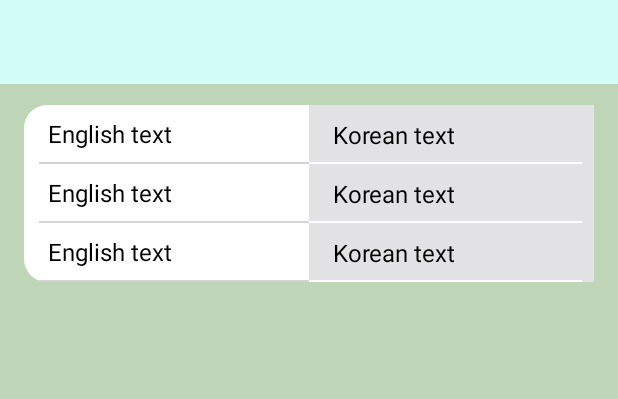
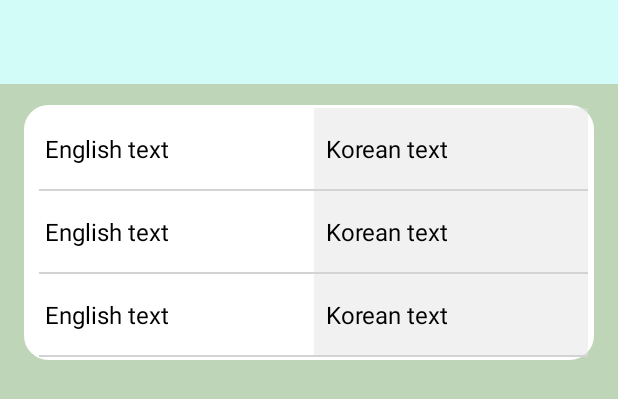
Before and after one commit to yanna-stepanova/TaekwBelt, an Android app: the layout fragment_terminologies.xml on its own in the app's theme, with its tools: preview values and no code run, on a phone screen of 412 x 824 dp. Shown: the top 399 px of the screen. Run offline under Robolectric (Android 15) with nearby library versions, the light colour scheme and no system bars.

Commit message:
Fixed synchronization of height between both columns of text.

```diff
--- /dev/null
+++ b/app/src/main/res/drawable/style_for_terminology.xml
@@ -0,0 +1,8 @@
+<?xml version="1.0" encoding="utf-8"?>
+<shape xmlns:android="http://schemas.android.com/apk/res/android">
+    <stroke android:width="2dp" android:color="@color/white" />
+    <padding android:left="4dp" android:top="2dp"
+        android:right="4dp" android:bottom="2dp" />
+    <corners android:radius="15dp" />
+    <solid android:color="@color/white"/>
+</shape>
--- a/app/src/main/res/layout/fragment_terminologies.xml
+++ b/app/src/main/res/layout/fragment_terminologies.xml
@@ -62,7 +62,8 @@
             android:layout_width="match_parent"
             android:layout_height="wrap_content"
             android:divider="@null"
-            android:background="@drawable/style_list_view"
+            android:paddingStart="10dp"
+            android:background="@drawable/style_for_terminology"
             tools:listitem="@layout/item_terminology"/>
     </RelativeLayout>
 
--- a/app/src/main/res/layout/item_terminology.xml
+++ b/app/src/main/res/layout/item_terminology.xml
@@ -5,48 +5,62 @@
     android:layout_width="match_parent"
     android:layout_height="wrap_content">
 
-    <TextView
-        android:id="@+id/textEnglish"
+    <LinearLayout
+        android:id="@+id/first_column"
         android:layout_width="0dp"
-        android:layout_height="wrap_content"
-        android:paddingHorizontal="16dp"
-        android:paddingVertical="8dp"
-        android:text="@string/english_text"
-        android:textColor="@color/black"
-        android:textSize="16sp"
-        android:gravity="center_vertical"
+        android:layout_height="match_parent"
+        android:orientation="horizontal"
+        android:background="@color/white"
+        app:layout_constraintTop_toTopOf="parent"
         app:layout_constraintStart_toStartOf="parent"
-        app:layout_constraintTop_toTopOf="parent"
-        app:layout_constraintEnd_toStartOf="@id/textKorean"
-        app:layout_constraintBottom_toTopOf="@id/barrier_item"/>
+        app:layout_constraintEnd_toStartOf="@id/second_column"
+        app:layout_constraintBottom_toTopOf="@id/barrier_item">
 
+        <TextView
+            android:id="@+id/textEnglish"
+            android:layout_width="match_parent"
+            android:layout_height="wrap_content"
+            android:gravity="center_vertical"
+            android:paddingVertical="@dimen/terminology_vertical_padding"
+            android:paddingStart="4dp"
+            android:paddingEnd="4dp"
+            android:text="@string/english_text"
+            android:textColor="@color/black"
+            android:textSize="16sp" />
+    </LinearLayout>
 
-
-
-    <TextView
-        android:id="@+id/textKorean"
+    <LinearLayout
+        android:id="@+id/second_column"
         android:layout_width="0dp"
         android:layout_height="0dp"
-        android:paddingHorizontal="16dp"
-        android:paddingVertical="8dp"
-        android:text="@string/korean_text"
-        android:textColor="@color/black"
-        android:textSize="16sp"
-        android:background="@color/light_grey"
-        android:gravity="center_vertical"
-        app:layout_constraintStart_toEndOf="@id/textEnglish"
+        android:orientation="horizontal"
+        android:background="@color/clear_light_grey"
         app:layout_constraintTop_toTopOf="parent"
+        app:layout_constraintStart_toEndOf="@id/first_column"
         app:layout_constraintEnd_toEndOf="parent"
-        app:layout_constraintBottom_toBottomOf="parent"/>
+        app:layout_constraintBottom_toTopOf="@id/barrier_item">
+
+        <TextView
+            android:id="@+id/textKorean"
+            android:layout_width="match_parent"
+            android:layout_height="wrap_content"
+            android:gravity="center_vertical"
+            android:paddingVertical="@dimen/terminology_vertical_padding"
+            android:paddingStart="8dp"
+            android:paddingEnd="4dp"
+            android:text="@string/korean_text"
+            android:textColor="@color/black"
+            android:textSize="16sp" />
+    </LinearLayout>
 
     <View
         android:id="@+id/dividerHoriz_white"
         android:layout_width="0dp"
         android:layout_height="1dp"
         android:background="@color/white"
-        app:layout_constraintStart_toStartOf="@id/textKorean"
+        android:layout_marginEnd="10dp"
+        app:layout_constraintStart_toStartOf="@id/second_column"
         app:layout_constraintEnd_toEndOf="parent"
-        android:layout_marginEnd="8dp"
         app:layout_constraintTop_toTopOf="@id/barrier_item" />
 
     <View
@@ -54,9 +68,8 @@
         android:layout_width="0dp"
         android:layout_height="1dp"
         android:background="@color/grey"
-        app:layout_constraintStart_toStartOf="@id/textEnglish"
-        app:layout_constraintEnd_toEndOf="@id/textEnglish"
-        android:layout_marginStart="10dp"
+        app:layout_constraintStart_toStartOf="@id/first_column"
+        app:layout_constraintEnd_toEndOf="@id/second_column"
         app:layout_constraintTop_toTopOf="@id/barrier_item" />
 
     <androidx.constraintlayout.widget.Barrier
@@ -64,7 +77,7 @@
         android:layout_width="0dp"
         android:layout_height="0dp"
         app:barrierDirection="bottom"
-        app:constraint_referenced_ids="textEnglish,textKorean"/>
+        app:constraint_referenced_ids="first_column,second_column"/>
 
 
 
--- a/app/src/main/res/values/colors.xml
+++ b/app/src/main/res/values/colors.xml
@@ -8,4 +8,5 @@
     <color name="black">#FF000000</color>
     <color name="white">#FFFFFFFF</color>
     <color name="toolbar_color">#D2FCF7</color>
+    <color name="clear_light_grey">#7AE2E2E4</color>
 </resources>
--- a/app/src/main/res/values/dimens.xml
+++ b/app/src/main/res/values/dimens.xml
@@ -2,6 +2,7 @@
     <!-- Default screen margins, per the Android Design guidelines. -->
     <dimen name="activity_horizontal_margin">16dp</dimen>
     <dimen name="activity_vertical_margin">16dp</dimen>
+    <dimen name="terminology_vertical_padding">16dp</dimen>
     <dimen name="text_margin">16dp</dimen>
     <dimen name="text_padding">8dp</dimen>
 </resources>
```
